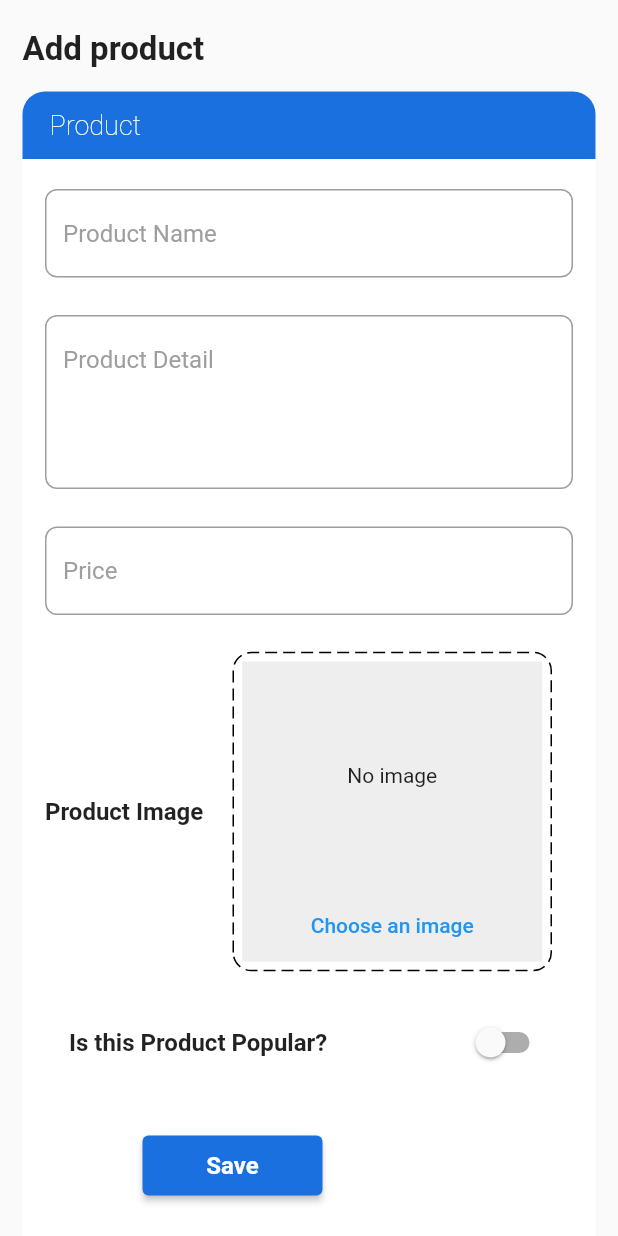
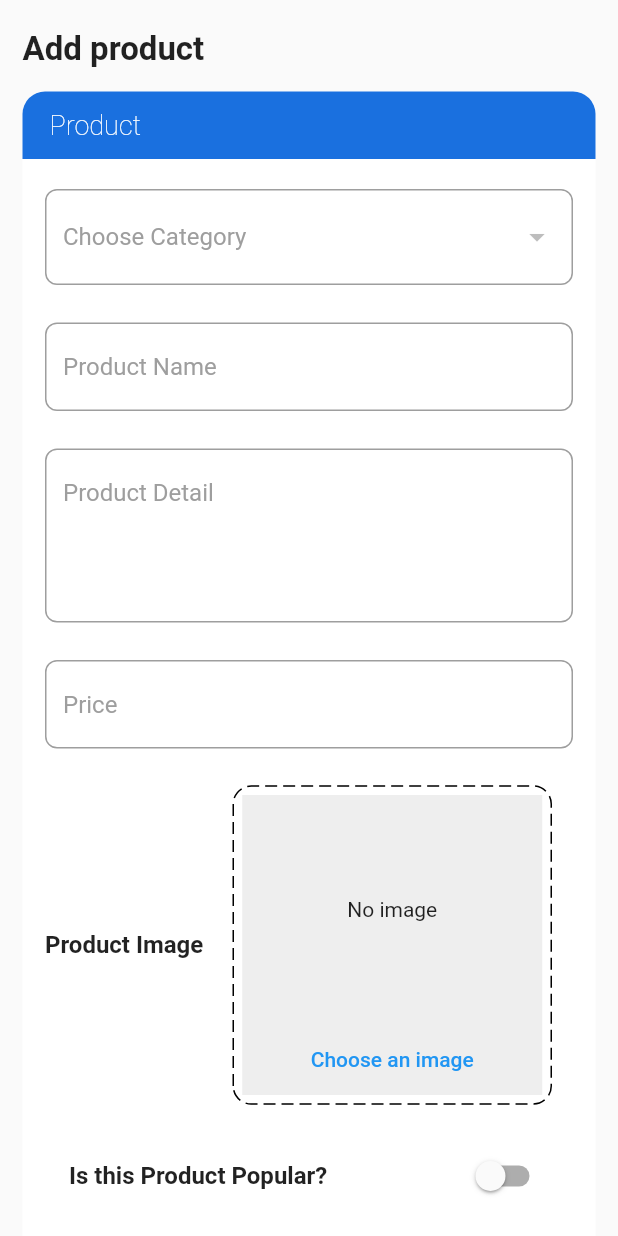
Before and after one commit to Sandeshshrestha078/Food_Ordering_System, a Flutter app: the AddProductScreen widget shown alone on an empty page, opened directly, on a phone screen of 412 x 824 dp. Run offline on Flutter 3.47's test engine with Material 2 defaults, Android fonts, the light colour scheme and no system bars; drawn by our look-alikes of dotted_border; our stand-ins replace cloud_firestore, firebase_core, firebase_storage, image_picker; missing offline and left inert: flutter_admin_scaffold; accounts and stored records are empty; statements that could not run were skipped.

Commit message:
add choose category

```diff
--- a/food_admin/lib/screens/features/add_product.dart
+++ b/food_admin/lib/screens/features/add_product.dart
@@ -8,6 +8,7 @@ import 'package:flutter/material.dart';
 import 'package:food_admin/constant/values.dart';
 import 'package:image_picker/image_picker.dart';
 
+import '../../models/category_model.dart';
 import '../../models/product_model.dart';
 import '../../widget/textfield.dart';
 import 'package:uuid/uuid.dart';
@@ -25,6 +26,8 @@ class _AddProductScreenState extends State<AddProductScreen> {
   TextEditingController productTitleController = TextEditingController();
   TextEditingController productDetailController = TextEditingController();
   TextEditingController productPriceController = TextEditingController();
+  CategoryService categoryService = CategoryService();
+
   bool isPopular = false;
   bool isFavourite = false;
   File? _pickedImage;
@@ -33,6 +36,21 @@ class _AddProductScreenState extends State<AddProductScreen> {
   String imageName = '';
   List<String> imageUrl = [];
   var uuid = const Uuid();
+  String? selectedCategory;
+  List<String> categories = [];
+
+  @override
+  void initState() {
+    super.initState();
+    // Call getCategories to populate the categories list
+    categoryService.getCategories().then((result) {
+      setState(() {
+        categories = result;
+        print('Categories: $categories');
+        print('Selected Category: $selectedCategory');
+      });
+    });
+  }
 
 // function to pick image from gallery
   Future<void> _pickImage() async {
@@ -166,6 +184,40 @@ class _AddProductScreenState extends State<AddProductScreen> {
                             mainAxisAlignment: MainAxisAlignment.spaceBetween,
                             crossAxisAlignment: CrossAxisAlignment.start,
                             children: [
+                              DropdownButtonFormField(
+                                  hint: const Text(
+                                    'Choose Category',
+                                    style: TextStyle(color: Colors.grey),
+                                  ),
+                                  decoration: InputDecoration(
+                                    focusedBorder: OutlineInputBorder(
+                                        borderRadius: BorderRadius.circular(8),
+                                        borderSide: const BorderSide(
+                                            color: Colors.blueGrey)),
+                                    border: OutlineInputBorder(
+                                      borderRadius: BorderRadius.circular(8),
+                                      borderSide:
+                                          const BorderSide(color: Colors.black),
+                                    ),
+                                  ),
+                                  validator: (value) {
+                                    if (value == null) {
+                                      return "Category must be selected";
+                                    }
+                                    return null;
+                                  },
+                                  value: selectedCategory,
+                                  items: categories
+                                      .map((e) => DropdownMenuItem<String>(
+                                          value: e, child: Text(e)))
+                                      .toList(),
+                                  onChanged: (value) {
+                                    setState(() {
+                                      selectedCategory = value.toString();
+                                    });
+                                  }),
+                              const SizedBox(height: 25),
+
                               CommonTextFormField(
                                 controller: productTitleController,
                                 label: 'Product Name',
@@ -304,6 +356,7 @@ class _AddProductScreenState extends State<AddProductScreen> {
   save() async {
     await _saveImageToFirebaseStorage();
     Products products = Products(
+      category: selectedCategory,
       id: uuid.v4(),
       productName: productTitleController.text,
       detail: productDetailController.text,
@@ -323,7 +376,8 @@ class _AddProductScreenState extends State<AddProductScreen> {
         _pickedImage = null;
         isImageSelected = false;
         imageName = '';
-        imageUrl = [];
+        imageUrl.clear();
+        selectedCategory = null;
       });
     });
   }
```
